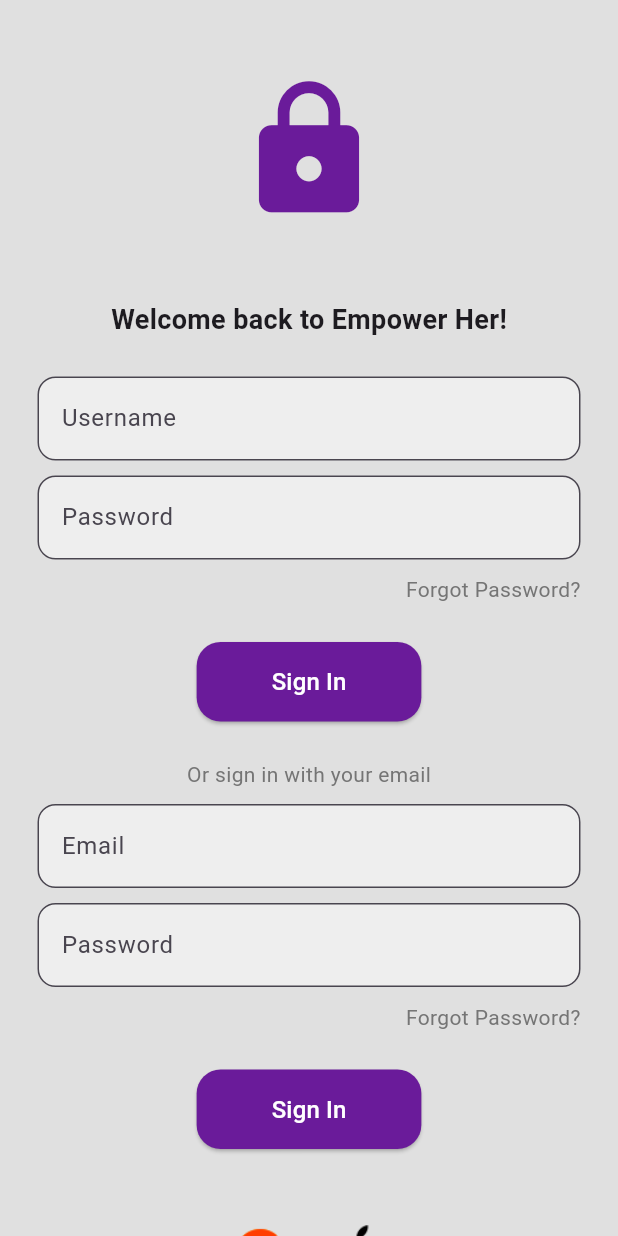
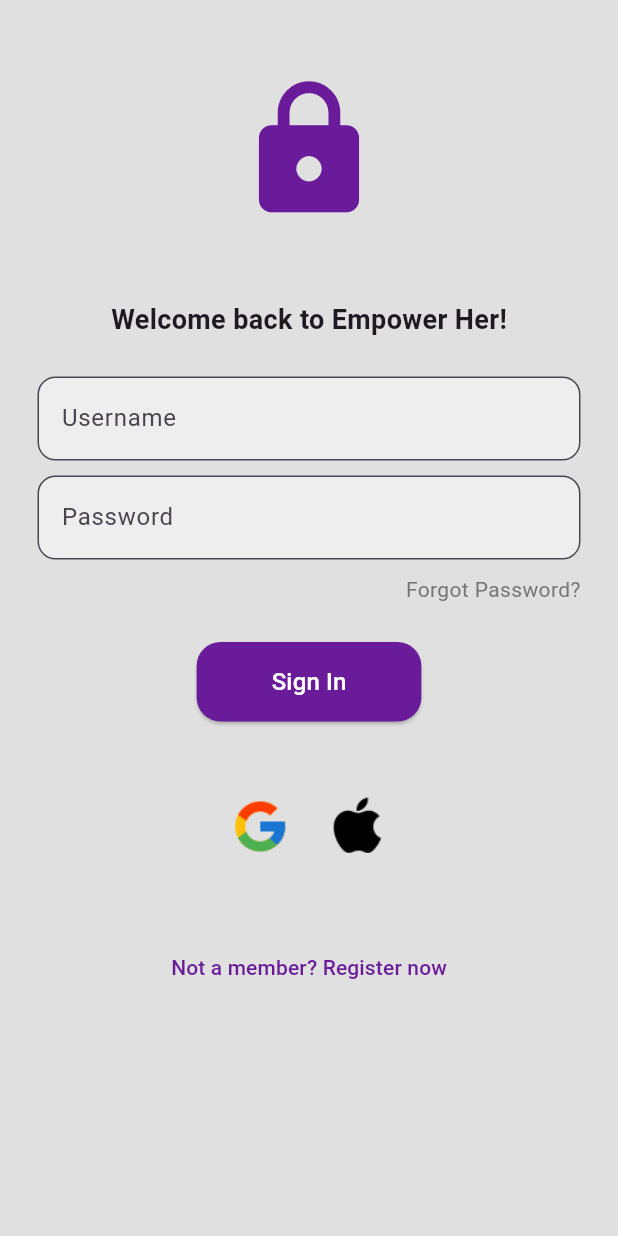
Before and after one commit to Teresiah-cpu/PlpFinal_projectG10, a Flutter app: the screen it shows after launch, after a tap on "Get Started", on a phone screen of 412 x 824 dp. Run offline on Flutter 3.47's test engine with Material 3 defaults, Android fonts, the phone set to English and light mode, and no system bars; our stand-ins replace geocoding, google_fonts, image_picker, location; missing offline and left inert: add_2_calendar; network calls fail.

Commit message:
rf: make the sign page to only capture the username and password for sign in

```diff
--- a/lib/join_membership.dart
+++ b/lib/join_membership.dart
@@ -52,7 +52,6 @@
                     // Handle membership sign-up
                   },
                   style: ElevatedButton.styleFrom(
-                    backgroundColor: Colors.purple,
                   ),
                   child: Text('Join Now'),
                 ),
--- a/lib/login_page.dart
+++ b/lib/login_page.dart
@@ -117,75 +117,7 @@
                       ),
                     ),
                   ),
-                  const SizedBox(height: 25),
-                  Text(
-                    'Or sign in with your email',
-                    style: TextStyle(fontSize: 14, color: Colors.grey[600]),
-                  ),
-                  const SizedBox(height: 10),
-                  MyTextField(
-                    controller: usernameController,
-                    hintText: 'Email',
-                    obscureText: false,
-                    validator: (value) {
-                      if (value == null || value.isEmpty) {
-                        return 'Please enter your email';
-                      } else if (!_validateEmail(value)) {
-                        return 'Please enter a valid email address';
-                      }
-                      return null;
-                    },
-                  ),
-                  const SizedBox(height: 10),
-                  MyTextField(
-                    controller: passwordController,
-                    hintText: 'Password',
-                    obscureText: true,
-                    validator: (value) {
-                      if (value == null || value.isEmpty) {
-                        return 'Please enter your password';
-                      } else if (value.length < 6) {
-                        return 'Password must be at least 6 characters long';
-                      }
-                      return null;
-                    },
-                  ),
-                  const SizedBox(height: 10),
-                  Padding(
-                    padding: const EdgeInsets.symmetric(horizontal: 25.0),
-                    child: Row(
-                      mainAxisAlignment: MainAxisAlignment.end,
-                      children: [
-                        Text(
-                          'Forgot Password?',
-                          style: TextStyle(color: Colors.grey[600]),
-                        ),
-                      ],
-                    ),
-                  ),
-                  const SizedBox(height: 25),
-                  ElevatedButton(
-                    onPressed: () => signUserIn(context),
-                    style: ButtonStyle(
-                      backgroundColor: MaterialStateProperty.all<Color>(
-                          Color(0xFF6A1B9A)), // Purple color
-                      padding: MaterialStateProperty.all<EdgeInsetsGeometry>(
-                        EdgeInsets.symmetric(horizontal: 50, vertical: 15),
-                      ),
-                      shape: MaterialStateProperty.all<OutlinedBorder>(
-                        RoundedRectangleBorder(
-                          borderRadius: BorderRadius.circular(16),
-                        ),
-                      ),
-                    ),
-                    child: Text(
-                      'Sign In',
-                      style: TextStyle(
-                        color: Colors.white,
-                        fontSize: 16,
-                      ),
-                    ),
-                  ),
+
                   const SizedBox(height: 50),
                   Row(
                     mainAxisAlignment: MainAxisAlignment.center,
--- a/lib/volunteer.dart
+++ b/lib/volunteer.dart
@@ -52,7 +52,6 @@
                     // Handle volunteer sign-up
                   },
                   style: ElevatedButton.styleFrom(
-                    backgroundColor: Colors.purple,
                   ),
                   child: Text('Register to Volunteer'),
                 ),
```
